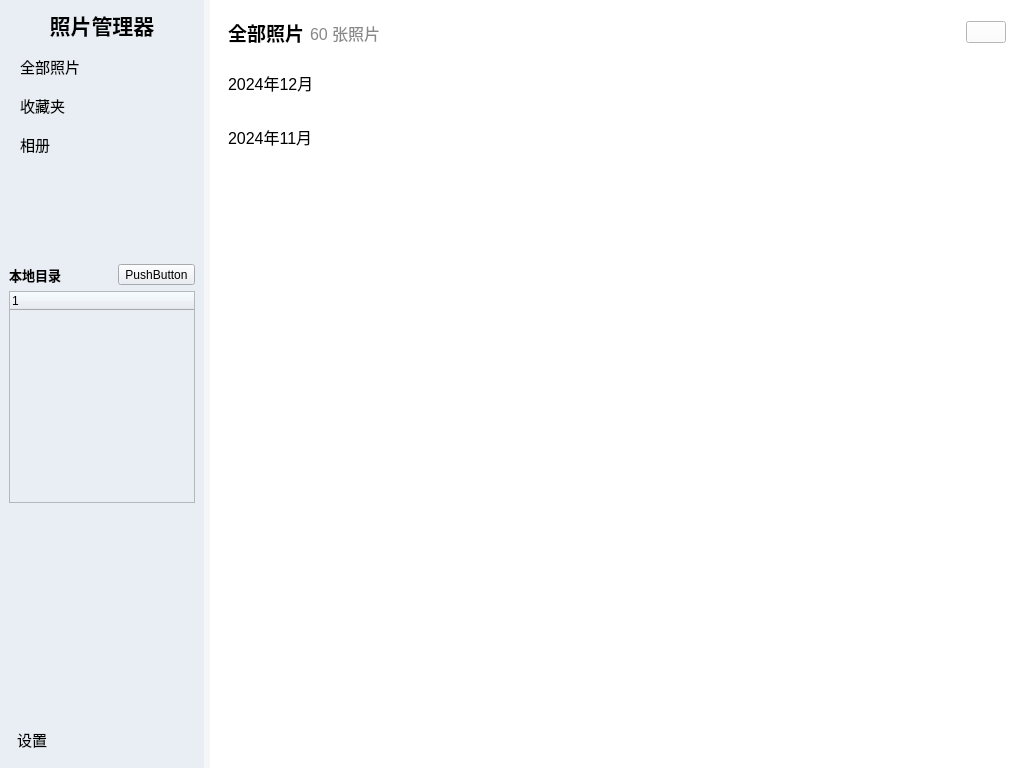
Above: main.ui from Gxstar/ImageManager before the change. Below: the same form after it.
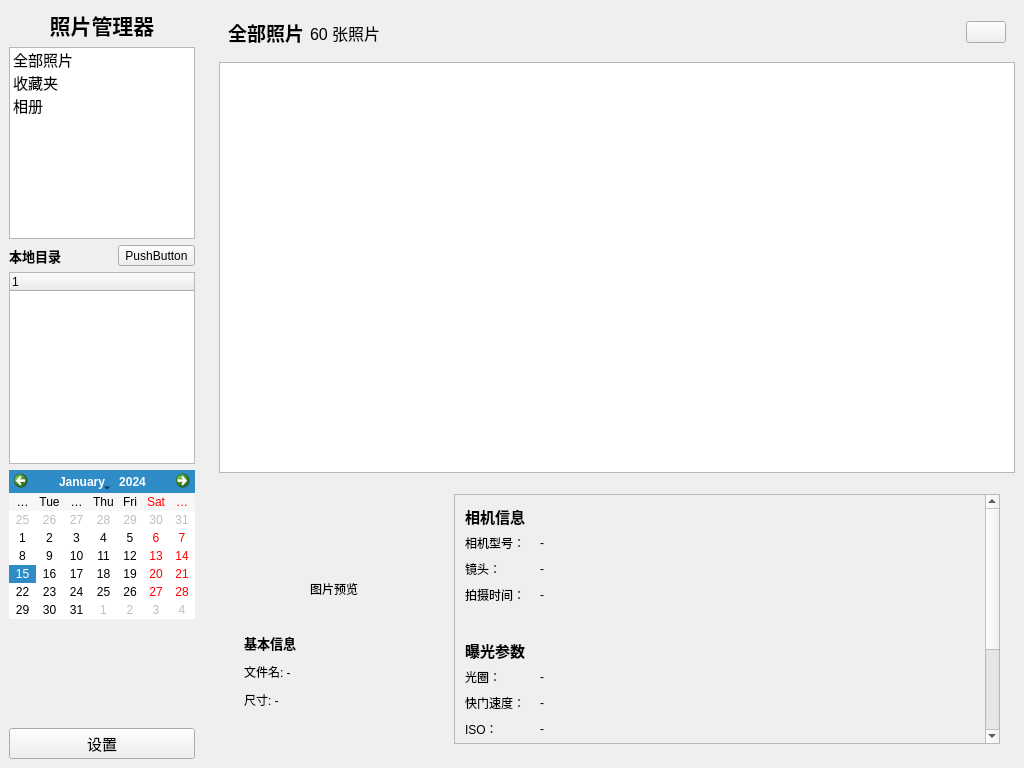
That is the form after the change. Icons and pictures are not drawn.

Commit message:
feat: 添加qt-material主题支持并重构UI界面
- 添加qt-material依赖以实现Material Design风格
- 移除原有UI样式表，改用qt-material主题
- 重构主界面布局，添加图片预览和EXIF信息面板
- 实现基本的应用窗口初始化和主题设置

```diff
--- a/main.ui
+++ b/main.ui
@@ -13,9 +13,6 @@
   <property name="windowTitle">
    <string>图片管理器</string>
   </property>
-  <property name="styleSheet">
-   <string notr="true">background-color: #f5f6f7;</string>
-  </property>
   <widget class="QWidget" name="centralwidget">
    <layout class="QHBoxLayout" name="horizontalLayout" stretch="1,4">
     <property name="leftMargin">
@@ -44,9 +41,6 @@
         <height>16777215</height>
        </size>
       </property>
-      <property name="styleSheet">
-       <string notr="true">background-color: #e8eef3;</string>
-      </property>
       <layout class="QVBoxLayout" name="verticalLayout_2">
        <item>
         <widget class="QLabel" name="label_title">
@@ -71,20 +65,6 @@
            <pointsize>11</pointsize>
           </font>
          </property>
-         <property name="styleSheet">
-          <string notr="true">QListWidget {
-    border: none;
-    outline: 0px;
-    background-color: transparent;
-}
-QListWidget::item {
-    padding: 8px;
-    border-radius: 5px;
-}
-QListWidget::item:selected, QListWidget::item:hover {
-    background-color: #dce5ef;
-}</string>
-         </property>
          <property name="iconSize">
           <size>
            <width>20</width>
@@ -169,6 +149,13 @@
          </column>
         </widget>
        </item>
+       <item>
+        <widget class="QCalendarWidget" name="calendarWidget">
+         <property name="verticalHeaderFormat">
+          <enum>QCalendarWidget::NoVerticalHeader</enum>
+         </property>
+        </widget>
+       </item>
        <item>
         <spacer name="verticalSpacer">
          <property name="orientation">
@@ -189,17 +176,6 @@
            <pointsize>11</pointsize>
           </font>
          </property>
-         <property name="styleSheet">
-          <string notr="true">QPushButton {
-    text-align: left;
-    padding: 8px;
-    border: none;
-    border-radius: 5px;
-}
-QPushButton:hover {
-    background-color: #dce5ef;
-}</string>
-         </property>
          <property name="text">
           <string>设置</string>
          </property>
@@ -220,9 +196,6 @@
     </item>
     <item>
      <widget class="QWidget" name="main_content" native="true">
-      <property name="styleSheet">
-       <string notr="true">background-color: #ffffff;</string>
-      </property>
       <layout class="QVBoxLayout" name="verticalLayout">
        <item>
         <widget class="QWidget" name="header" native="true">
@@ -247,9 +220,6 @@
               <pointsize>12</pointsize>
              </font>
             </property>
-            <property name="styleSheet">
-             <string notr="true">color: #888;</string>
-            </property>
             <property name="text">
              <string>60 张照片</string>
             </property>
@@ -283,77 +253,505 @@
         </widget>
        </item>
        <item>
-        <widget class="QScrollArea" name="scrollArea">
-         <property name="styleSheet">
-          <string notr="true">QScrollArea {
-    border: none;
-}</string>
+        <widget class="QListView" name="thum_body">
+         <property name="viewMode">
+          <enum>QListView::ViewMode::IconMode</enum>
          </property>
-         <property name="widgetResizable">
-          <bool>true</bool>
+        </widget>
+       </item>
+       <item>
+        <widget class="QWidget" name="exif_panel" native="true">
+         <property name="maximumSize">
+          <size>
+           <width>16777215</width>
+           <height>280</height>
+          </size>
          </property>
-         <widget class="QWidget" name="scrollAreaWidgetContents">
-          <property name="geometry">
-           <rect>
-            <x>0</x>
-            <y>0</y>
-            <width>796</width>
-            <height>702</height>
-           </rect>
+         <layout class="QHBoxLayout" name="horizontalLayout_4">
+          <property name="spacing">
+           <number>20</number>
           </property>
-          <property name="styleSheet">
-           <string notr="true">background-color: #ffffff;</string>
+          <property name="leftMargin">
+           <number>15</number>
           </property>
-          <layout class="QVBoxLayout" name="verticalLayout_3">
-           <item>
-            <widget class="QLabel" name="label_date_1">
-             <property name="font">
-              <font>
-               <pointsize>12</pointsize>
-              </font>
+          <property name="topMargin">
+           <number>15</number>
+          </property>
+          <property name="rightMargin">
+           <number>15</number>
+          </property>
+          <property name="bottomMargin">
+           <number>15</number>
+          </property>
+          <item>
+           <widget class="QWidget" name="preview_container" native="true">
+            <property name="minimumSize">
+             <size>
+              <width>200</width>
+              <height>200</height>
+             </size>
+            </property>
+            <property name="maximumSize">
+             <size>
+              <width>200</width>
+              <height>200</height>
+             </size>
+            </property>
+            <layout class="QVBoxLayout" name="verticalLayout_4">
+             <property name="spacing">
+              <number>10</number>
              </property>
-             <property name="text">
-              <string>2024年12月</string>
+             <property name="leftMargin">
+              <number>10</number>
              </property>
-            </widget>
-           </item>
-           <item>
-            <widget class="QFrame" name="frame_month_1">
-             <layout class="QGridLayout" name="gridLayout_1"/>
-            </widget>
-           </item>
-           <item>
-            <widget class="QLabel" name="label_date_2">
-             <property name="font">
-              <font>
-               <pointsize>12</pointsize>
-              </font>
+             <property name="topMargin">
+              <number>10</number>
              </property>
-             <property name="text">
-              <string>2024年11月</string>
+             <property name="rightMargin">
+              <number>10</number>
              </property>
-            </widget>
-           </item>
-           <item>
-            <widget class="QFrame" name="frame_month_2">
-             <layout class="QGridLayout" name="gridLayout_2"/>
-            </widget>
-           </item>
-           <item>
-            <spacer name="verticalSpacer_2">
-             <property name="orientation">
-              <enum>Qt::Orientation::Vertical</enum>
+             <property name="bottomMargin">
+              <number>10</number>
              </property>
-             <property name="sizeHint" stdset="0">
-              <size>
-               <width>20</width>
-               <height>40</height>
-              </size>
+             <item>
+              <widget class="QLabel" name="image_preview">
+               <property name="minimumSize">
+                <size>
+                 <width>180</width>
+                 <height>120</height>
+                </size>
+               </property>
+               <property name="maximumSize">
+                <size>
+                 <width>180</width>
+                 <height>120</height>
+                </size>
+               </property>
+               <property name="text">
+                <string>图片预览</string>
+               </property>
+               <property name="alignment">
+                <set>Qt::AlignmentFlag::AlignCenter</set>
+               </property>
+              </widget>
+             </item>
+             <item>
+              <widget class="QLabel" name="label_basic_info">
+               <property name="font">
+                <font>
+                 <pointsize>10</pointsize>
+                 <bold>true</bold>
+                </font>
+               </property>
+               <property name="text">
+                <string>基本信息</string>
+               </property>
+              </widget>
+             </item>
+             <item>
+              <widget class="QLabel" name="value_filename">
+               <property name="font">
+                <font>
+                 <pointsize>9</pointsize>
+                </font>
+               </property>
+               <property name="text">
+                <string>文件名: -</string>
+               </property>
+               <property name="wordWrap">
+                <bool>true</bool>
+               </property>
+              </widget>
+             </item>
+             <item>
+              <widget class="QLabel" name="value_dimensions">
+               <property name="font">
+                <font>
+                 <pointsize>9</pointsize>
+                </font>
+               </property>
+               <property name="text">
+                <string>尺寸: -</string>
+               </property>
+              </widget>
+             </item>
+            </layout>
+           </widget>
+          </item>
+          <item>
+           <widget class="QScrollArea" name="scrollArea_exif">
+            <property name="widgetResizable">
+             <bool>true</bool>
+            </property>
+            <widget class="QWidget" name="scrollAreaWidgetContents">
+             <property name="geometry">
+              <rect>
+               <x>0</x>
+               <y>0</y>
+               <width>532</width>
+               <height>336</height>
+              </rect>
              </property>
-            </spacer>
-           </item>
-          </layout>
-         </widget>
+             <layout class="QVBoxLayout" name="verticalLayout_5">
+              <property name="spacing">
+               <number>15</number>
+              </property>
+              <property name="leftMargin">
+               <number>0</number>
+              </property>
+              <property name="topMargin">
+               <number>0</number>
+              </property>
+              <property name="rightMargin">
+               <number>0</number>
+              </property>
+              <property name="bottomMargin">
+               <number>0</number>
+              </property>
+              <item>
+               <widget class="QWidget" name="camera_info_group" native="true">
+                <layout class="QVBoxLayout" name="verticalLayout_6">
+                 <property name="leftMargin">
+                  <number>10</number>
+                 </property>
+                 <property name="topMargin">
+                  <number>10</number>
+                 </property>
+                 <property name="rightMargin">
+                  <number>10</number>
+                 </property>
+                 <property name="bottomMargin">
+                  <number>10</number>
+                 </property>
+                 <item>
+                  <widget class="QLabel" name="label_camera_info">
+                   <property name="font">
+                    <font>
+                     <pointsize>11</pointsize>
+                     <bold>true</bold>
+                    </font>
+                   </property>
+                   <property name="text">
+                    <string>相机信息</string>
+                   </property>
+                  </widget>
+                 </item>
+                 <item>
+                  <layout class="QFormLayout" name="formLayout_camera">
+                   <property name="horizontalSpacing">
+                    <number>15</number>
+                   </property>
+                   <property name="verticalSpacing">
+                    <number>8</number>
+                   </property>
+                   <item row="0" column="0">
+                    <widget class="QLabel" name="label_camera">
+                     <property name="font">
+                      <font>
+                       <pointsize>9</pointsize>
+                      </font>
+                     </property>
+                     <property name="text">
+                      <string>相机型号：</string>
+                     </property>
+                    </widget>
+                   </item>
+                   <item row="0" column="1">
+                    <widget class="QLabel" name="value_camera">
+                     <property name="font">
+                      <font>
+                       <pointsize>9</pointsize>
+                      </font>
+                     </property>
+                     <property name="text">
+                      <string>-</string>
+                     </property>
+                    </widget>
+                   </item>
+                   <item row="1" column="0">
+                    <widget class="QLabel" name="label_lens">
+                     <property name="font">
+                      <font>
+                       <pointsize>9</pointsize>
+                      </font>
+                     </property>
+                     <property name="text">
+                      <string>镜头：</string>
+                     </property>
+                    </widget>
+                   </item>
+                   <item row="1" column="1">
+                    <widget class="QLabel" name="value_lens">
+                     <property name="font">
+                      <font>
+                       <pointsize>9</pointsize>
+                      </font>
+                     </property>
+                     <property name="text">
+                      <string>-</string>
+                     </property>
+                    </widget>
+                   </item>
+                   <item row="2" column="0">
+                    <widget class="QLabel" name="label_date">
+                     <property name="font">
+                      <font>
+                       <pointsize>9</pointsize>
+                      </font>
+                     </property>
+                     <property name="text">
+                      <string>拍摄时间：</string>
+                     </property>
+                    </widget>
+                   </item>
+                   <item row="2" column="1">
+                    <widget class="QLabel" name="value_date">
+                     <property name="font">
+                      <font>
+                       <pointsize>9</pointsize>
+                      </font>
+                     </property>
+                     <property name="text">
+                      <string>-</string>
+                     </property>
+                    </widget>
+                   </item>
+                  </layout>
+                 </item>
+                </layout>
+               </widget>
+              </item>
+              <item>
+               <widget class="QWidget" name="exposure_info_group" native="true">
+                <layout class="QVBoxLayout" name="verticalLayout_7">
+                 <property name="leftMargin">
+                  <number>10</number>
+                 </property>
+                 <property name="topMargin">
+                  <number>10</number>
+                 </property>
+                 <property name="rightMargin">
+                  <number>10</number>
+                 </property>
+                 <property name="bottomMargin">
+                  <number>10</number>
+                 </property>
+                 <item>
+                  <widget class="QLabel" name="label_exposure_info">
+                   <property name="font">
+                    <font>
+                     <pointsize>11</pointsize>
+                     <bold>true</bold>
+                    </font>
+                   </property>
+                   <property name="text">
+                    <string>曝光参数</string>
+                   </property>
+                  </widget>
+                 </item>
+                 <item>
+                  <layout class="QFormLayout" name="formLayout_exposure">
+                   <property name="horizontalSpacing">
+                    <number>15</number>
+                   </property>
+                   <property name="verticalSpacing">
+                    <number>8</number>
+                   </property>
+                   <item row="0" column="0">
+                    <widget class="QLabel" name="label_aperture">
+                     <property name="font">
+                      <font>
+                       <pointsize>9</pointsize>
+                      </font>
+                     </property>
+                     <property name="text">
+                      <string>光圈：</string>
+                     </property>
+                    </widget>
+                   </item>
+                   <item row="0" column="1">
+                    <widget class="QLabel" name="value_aperture">
+                     <property name="font">
+                      <font>
+                       <pointsize>9</pointsize>
+                      </font>
+                     </property>
+                     <property name="text">
+                      <string>-</string>
+                     </property>
+                    </widget>
+                   </item>
+                   <item row="1" column="0">
+                    <widget class="QLabel" name="label_shutter">
+                     <property name="font">
+                      <font>
+                       <pointsize>9</pointsize>
+                      </font>
+                     </property>
+                     <property name="text">
+                      <string>快门速度：</string>
+                     </property>
+                    </widget>
+                   </item>
+                   <item row="1" column="1">
+                    <widget class="QLabel" name="value_shutter">
+                     <property name="font">
+                      <font>
+                       <pointsize>9</pointsize>
+                      </font>
+                     </property>
+                     <property name="text">
+                      <string>-</string>
+                     </property>
+                    </widget>
+                   </item>
+                   <item row="2" column="0">
+                    <widget class="QLabel" name="label_iso">
+                     <property name="font">
+                      <font>
+                       <pointsize>9</pointsize>
+                      </font>
+                     </property>
+                     <property name="text">
+                      <string>ISO：</string>
+                     </property>
+                    </widget>
+                   </item>
+                   <item row="2" column="1">
+                    <widget class="QLabel" name="value_iso">
+                     <property name="font">
+                      <font>
+                       <pointsize>9</pointsize>
+                      </font>
+                     </property>
+                     <property name="text">
+                      <string>-</string>
+                     </property>
+                    </widget>
+                   </item>
+                   <item row="3" column="0">
+                    <widget class="QLabel" name="label_focal">
+                     <property name="font">
+                      <font>
+                       <pointsize>9</pointsize>
+                      </font>
+                     </property>
+                     <property name="text">
+                      <string>焦距：</string>
+                     </property>
+                    </widget>
+                   </item>
+                   <item row="3" column="1">
+                    <widget class="QLabel" name="value_focal">
+                     <property name="font">
+                      <font>
+                       <pointsize>9</pointsize>
+                      </font>
+                     </property>
+                     <property name="text">
+                      <string>-</string>
+                     </property>
+                    </widget>
+                   </item>
+                  </layout>
+                 </item>
+                </layout>
+               </widget>
+              </item>
+              <item>
+               <widget class="QWidget" name="other_info_group" native="true">
+                <layout class="QVBoxLayout" name="verticalLayout_8">
+                 <property name="leftMargin">
+                  <number>10</number>
+                 </property>
+                 <property name="topMargin">
+                  <number>10</number>
+                 </property>
+                 <property name="rightMargin">
+                  <number>10</number>
+                 </property>
+                 <property name="bottomMargin">
+                  <number>10</number>
+                 </property>
+                 <item>
+                  <widget class="QLabel" name="label_other_info">
+                   <property name="font">
+                    <font>
+                     <pointsize>11</pointsize>
+                     <bold>true</bold>
+                    </font>
+                   </property>
+                   <property name="text">
+                    <string>其他信息</string>
+                   </property>
+                  </widget>
+                 </item>
+                 <item>
+                  <layout class="QFormLayout" name="formLayout_other">
+                   <property name="horizontalSpacing">
+                    <number>15</number>
+                   </property>
+                   <property name="verticalSpacing">
+                    <number>8</number>
+                   </property>
+                   <item row="0" column="0">
+                    <widget class="QLabel" name="label_gps">
+                     <property name="font">
+                      <font>
+                       <pointsize>9</pointsize>
+                      </font>
+                     </property>
+                     <property name="text">
+                      <string>GPS坐标：</string>
+                     </property>
+                    </widget>
+                   </item>
+                   <item row="0" column="1">
+                    <widget class="QLabel" name="value_gps">
+                     <property name="font">
+                      <font>
+                       <pointsize>9</pointsize>
+                      </font>
+                     </property>
+                     <property name="text">
+                      <string>-</string>
+                     </property>
+                    </widget>
+                   </item>
+                   <item row="1" column="0">
+                    <widget class="QLabel" name="label_copyright">
+                     <property name="font">
+                      <font>
+                       <pointsize>9</pointsize>
+                      </font>
+                     </property>
+                     <property name="text">
+                      <string>版权信息：</string>
+                     </property>
+                    </widget>
+                   </item>
+                   <item row="1" column="1">
+                    <widget class="QLabel" name="value_copyright">
+                     <property name="font">
+                      <font>
+                       <pointsize>9</pointsize>
+                      </font>
+                     </property>
+                     <property name="text">
+                      <string>-</string>
+                     </property>
+                    </widget>
+                   </item>
+                  </layout>
+                 </item>
+                </layout>
+               </widget>
+              </item>
+             </layout>
+            </widget>
+           </widget>
+          </item>
+         </layout>
         </widget>
        </item>
       </layout>
```
The commit also changes 3 other files.
